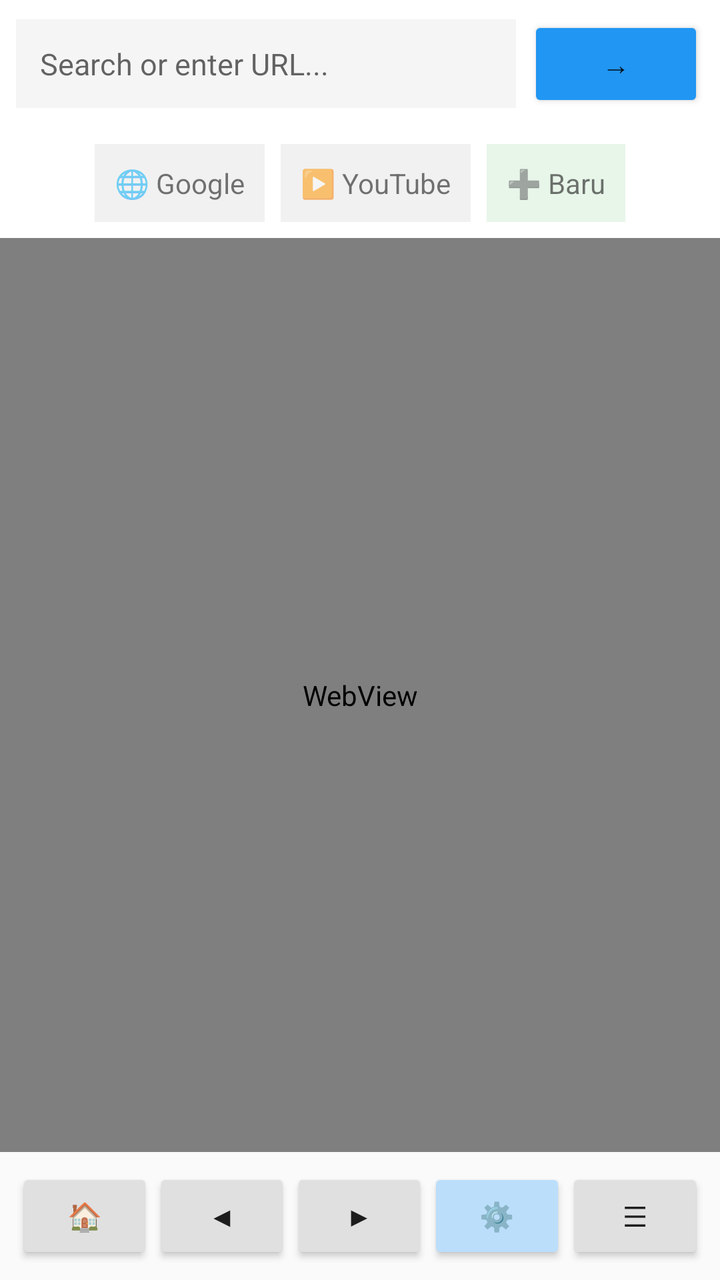
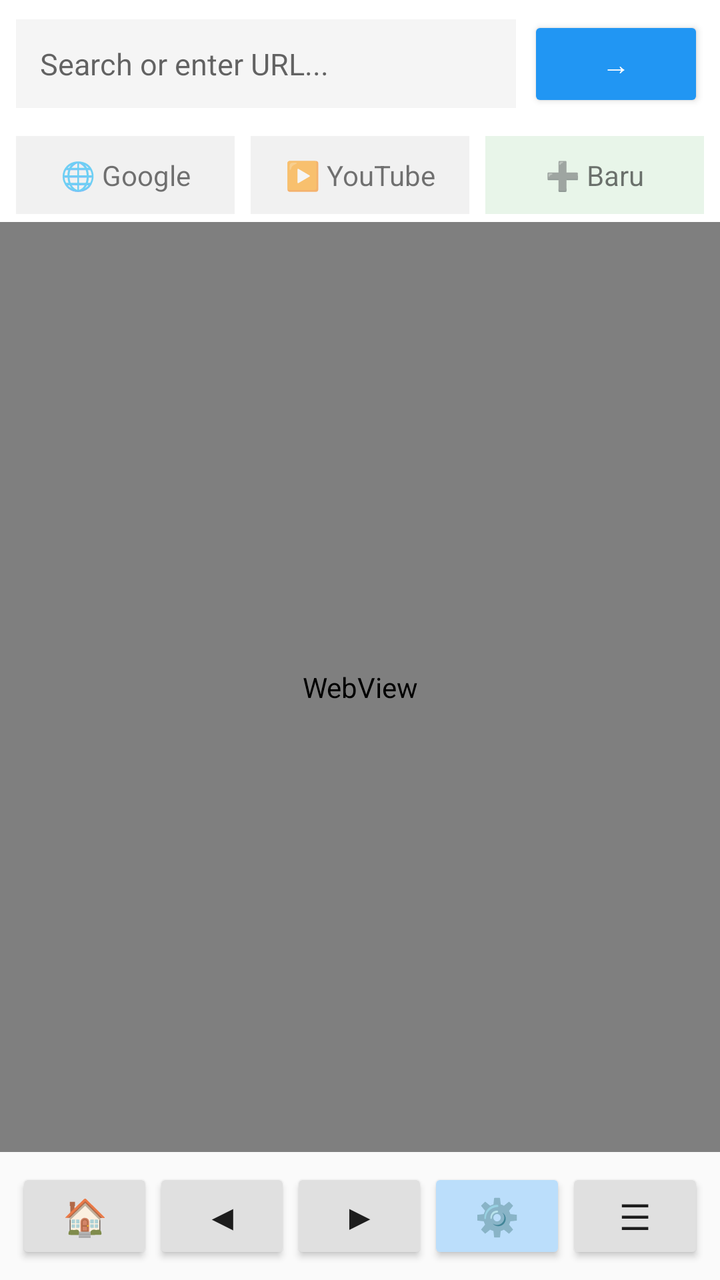

The first picture is an Android layout as it rendered before a commit; the second is the same layout after the commit. The layout source and the unified diff follow.
<!-- AndroidManifest.xml: application theme Theme.AppCompat.Light.NoActionBar -->
<!-- res/layout/activity_main.xml -->
<?xml version="1.0" encoding="utf-8"?>
<LinearLayout xmlns:android="http://schemas.android.com/apk/res/android"
    android:layout_width="match_parent"
    android:layout_height="match_parent"
    android:orientation="vertical"
    android:background="#FFFFFF">

    
    <LinearLayout
        android:layout_width="match_parent"
        android:layout_height="wrap_content"
        android:orientation="horizontal"
        android:padding="8dp"
        android:gravity="center_vertical">

        <EditText
            android:id="@+id/et_url"
            android:layout_width="0dp"
            android:layout_height="wrap_content"
            android:layout_weight="1"
            android:hint="@string/url_hint"
            android:inputType="textUri"
            android:singleLine="true"
            android:padding="12dp"
            android:background="#F5F5F5"
            android:textSize="15sp"/>

        <Button
            android:id="@+id/btn_go"
            android:layout_width="wrap_content"
            android:layout_height="wrap_content"
            android:text="→"
            android:layout_marginStart="6dp"
            android:backgroundTint="#2196F3"/>
    </LinearLayout>

    
    <LinearLayout
        android:id="@+id/shortcuts"
        android:layout_width="match_parent"
        android:layout_height="wrap_content"
        android:orientation="horizontal"
        android:padding="8dp"
        android:gravity="center">

        <TextView
            android:id="@+id/sc_google"
            android:layout_width="wrap_content"
            android:layout_height="wrap_content"
            android:text="🌐 Google"
            android:padding="10dp"
            android:layout_marginHorizontal="4dp"
            android:background="#F1F1F1"
            android:clickable="true"
            android:focusable="true"/>

        <TextView
            android:id="@+id/sc_youtube"
            android:layout_width="wrap_content"
            android:layout_height="wrap_content"
            android:text="▶️ YouTube"
            android:padding="10dp"
            android:layout_marginHorizontal="4dp"
            android:background="#F1F1F1"
            android:clickable="true"
            android:focusable="true"/>

        <TextView
            android:id="@+id/sc_new"
            android:layout_width="wrap_content"
            android:layout_height="wrap_content"
            android:text="➕ Baru"
            android:padding="10dp"
            android:layout_marginHorizontal="4dp"
            android:background="#E8F5E9"
            android:clickable="true"
            android:focusable="true"/>
    </LinearLayout>

    
    <WebView
        android:id="@+id/webview"
        android:layout_width="match_parent"
        android:layout_height="0dp"
        android:layout_weight="1"/>

    
    <LinearLayout
        android:layout_width="match_parent"
        android:layout_height="wrap_content"
        android:orientation="horizontal"
        android:padding="8dp"
        android:background="#FAFAFA"
        android:gravity="center">

        <Button
            android:id="@+id/btn_home"
            android:layout_width="0dp"
            android:layout_height="wrap_content"
            android:layout_weight="1"
            android:text="🏠"
            android:backgroundTint="#E0E0E0"/>

        <Button
            android:id="@+id/btn_back"
            android:layout_width="0dp"
            android:layout_height="wrap_content"
            android:layout_weight="1"
            android:text="◀"
            android:backgroundTint="#E0E0E0"/>

        <Button
            android:id="@+id/btn_forward"
            android:layout_width="0dp"
            android:layout_height="wrap_content"
            android:layout_weight="1"
            android:text="▶"
            android:backgroundTint="#E0E0E0"/>

        <Button
            android:id="@+id/btn_flags"
            android:layout_width="0dp"
            android:layout_height="wrap_content"
            android:layout_weight="1"
            android:text="⚙️"
            android:backgroundTint="#BBDEFB"/>

        <Button
            android:id="@+id/btn_settings"
            android:layout_width="0dp"
            android:layout_height="wrap_content"
            android:layout_weight="1"
            android:text="☰"
            android:backgroundTint="#E0E0E0"/>
    </LinearLayout>
</LinearLayout>
<!-- resources referenced by this layout -->
<resources>
  <string name="url_hint">Search or enter URL...</string>
</resources>

<!-- the commit's change to res/layout/activity_main.xml (unified diff, before → after) -->
@@ -31,50 +31,56 @@
             android:layout_height="wrap_content"
             android:text="→"
             android:layout_marginStart="6dp"
-            android:backgroundTint="#2196F3"/>
+            android:backgroundTint="#2196F3"
+            android:textColor="#FFFFFF"/>
     </LinearLayout>
 
     
     <LinearLayout
-        android:id="@+id/shortcuts"
         android:layout_width="match_parent"
         android:layout_height="wrap_content"
         android:orientation="horizontal"
-        android:padding="8dp"
+        android:padding="4dp"
         android:gravity="center">
 
         <TextView
             android:id="@+id/sc_google"
-            android:layout_width="wrap_content"
+            android:layout_width="0dp"
             android:layout_height="wrap_content"
+            android:layout_weight="1"
             android:text="🌐 Google"
             android:padding="10dp"
             android:layout_marginHorizontal="4dp"
             android:background="#F1F1F1"
             android:clickable="true"
-            android:focusable="true"/>
+            android:focusable="true"
+            android:gravity="center"/>
 
         <TextView
             android:id="@+id/sc_youtube"
-            android:layout_width="wrap_content"
+            android:layout_width="0dp"
             android:layout_height="wrap_content"
+            android:layout_weight="1"
             android:text="▶️ YouTube"
             android:padding="10dp"
             android:layout_marginHorizontal="4dp"
             android:background="#F1F1F1"
             android:clickable="true"
-            android:focusable="true"/>
+            android:focusable="true"
+            android:gravity="center"/>
 
         <TextView
             android:id="@+id/sc_new"
-            android:layout_width="wrap_content"
+            android:layout_width="0dp"
             android:layout_height="wrap_content"
+            android:layout_weight="1"
             android:text="➕ Baru"
             android:padding="10dp"
             android:layout_marginHorizontal="4dp"
             android:background="#E8F5E9"
             android:clickable="true"
-            android:focusable="true"/>
+            android:focusable="true"
+            android:gravity="center"/>
     </LinearLayout>
 
     
@@ -99,7 +105,8 @@
             android:layout_height="wrap_content"
             android:layout_weight="1"
             android:text="🏠"
-            android:backgroundTint="#E0E0E0"/>
+            android:backgroundTint="#E0E0E0"
+            android:textSize="18sp"/>
 
         <Button
             android:id="@+id/btn_back"
@@ -107,7 +114,8 @@
             android:layout_height="wrap_content"
             android:layout_weight="1"
             android:text="◀"
-            android:backgroundTint="#E0E0E0"/>
+            android:backgroundTint="#E0E0E0"
+            android:textSize="18sp"/>
 
         <Button
             android:id="@+id/btn_forward"
@@ -115,7 +123,8 @@
             android:layout_height="wrap_content"
             android:layout_weight="1"
             android:text="▶"
-            android:backgroundTint="#E0E0E0"/>
+            android:backgroundTint="#E0E0E0"
+            android:textSize="18sp"/>
 
         <Button
             android:id="@+id/btn_flags"
@@ -123,7 +132,8 @@
             android:layout_height="wrap_content"
             android:layout_weight="1"
             android:text="⚙️"
-            android:backgroundTint="#BBDEFB"/>
+            android:backgroundTint="#BBDEFB"
+            android:textSize="18sp"/>
 
         <Button
             android:id="@+id/btn_settings"
@@ -131,6 +141,7 @@
             android:layout_height="wrap_content"
             android:layout_weight="1"
             android:text="☰"
-            android:backgroundTint="#E0E0E0"/>
+            android:backgroundTint="#E0E0E0"
+            android:textSize="18sp"/>
     </LinearLayout>
 </LinearLayout>
